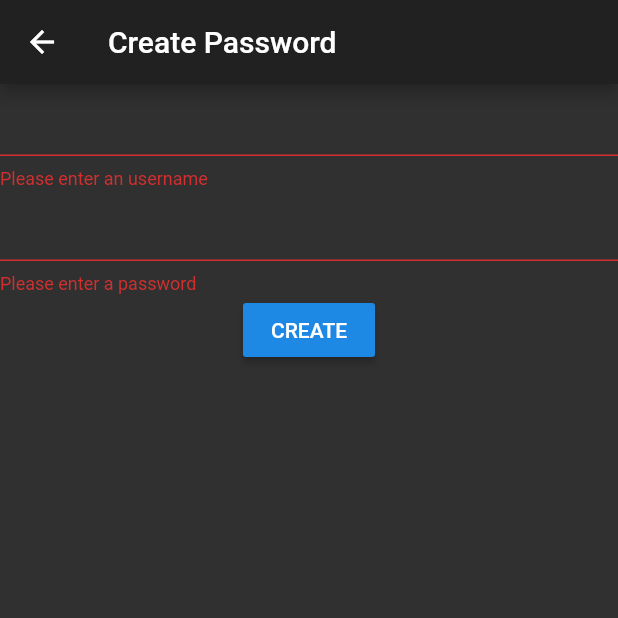
After one commit to 9968/ysnPASS, a Flutter app: the CreatePassword screen opened directly, after a tap on "CREATE", on a phone screen of 412 x 824 dp, the top half of it. The commit adds this screen. Run offline on Flutter 3.47's test engine with Material 2 defaults, Android fonts, the light colour scheme and no system bars; our stand-ins replace flutter_redux, redux.

Commit message:
prettify create password code

```diff
--- /dev/null
+++ b/ysnpass/lib/screens/create_password/create_password_form.dart
@@ -0,0 +1,42 @@
+import 'package:flutter/material.dart';
+import 'package:ysnpass/store/models/password_entry.dart';
+
+class CreatePasswordForm extends StatelessWidget {
+  final _formKey = GlobalKey<FormState>();
+  final _userNameController = TextEditingController();
+  final _passwordController = TextEditingController();
+  final Function(PasswordEntry) onCreate;
+
+  CreatePasswordForm({@required this.onCreate});
+
+  @override
+  Widget build(BuildContext context) {
+    return Form(
+      key: _formKey,
+      child: Column(
+        children: [
+          TextFormField(
+            controller: _userNameController,
+            validator: (value) =>
+                value.isEmpty ? 'Please enter an username' : null,
+          ),
+          TextFormField(
+            controller: _passwordController,
+            validator: (value) =>
+                value.isEmpty ? 'Please enter a password' : null,
+          ),
+          RaisedButton(
+            onPressed: () {
+              if (_formKey.currentState.validate()) {
+                onCreate(PasswordEntry(
+                    _userNameController.text, _passwordController.text));
+                Navigator.pop(context);
+              }
+            },
+            child: Text('CREATE'),
+          ),
+        ],
+      ),
+    );
+  }
+}
--- /dev/null
+++ b/ysnpass/lib/screens/create_password/create_password_form_container.dart
@@ -0,0 +1,16 @@
+import 'package:flutter/material.dart';
+import 'package:flutter_redux/flutter_redux.dart';
+import 'package:ysnpass/screens/create_password/create_password_form.dart';
+import 'package:ysnpass/store/actions/actions.dart';
+import 'package:ysnpass/store/models/app_state.dart';
+import 'package:ysnpass/store/models/password_entry.dart';
+
+class CreatePasswordFromContainer extends StatelessWidget {
+  @override
+  Widget build(BuildContext context) {
+    return StoreConnector<AppState, void Function(PasswordEntry)>(
+        converter: (store) => (passwordEntry) => store.dispatch(
+            SavePasswordAction(passwordEntry, store.state.openedDatabaseId)),
+        builder: (context, onCreate) => CreatePasswordForm(onCreate: onCreate));
+  }
+}
```
Also changed, not shown: ysnpass/lib/screens/create_password/index.dart (+2 -40 lines).
